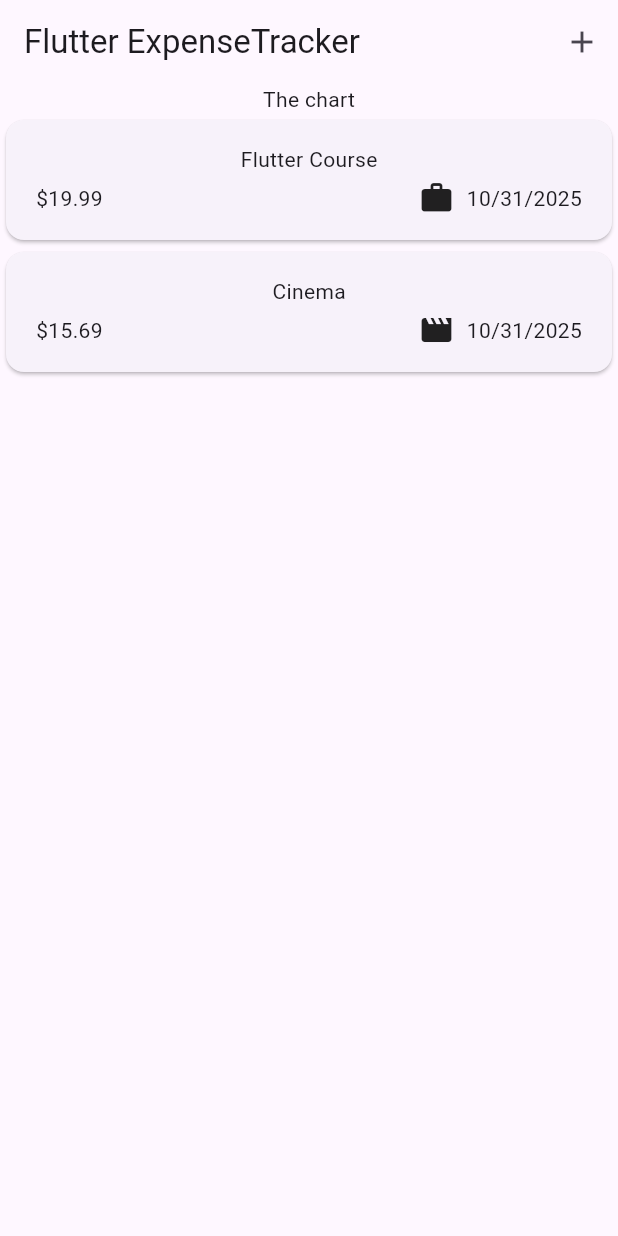
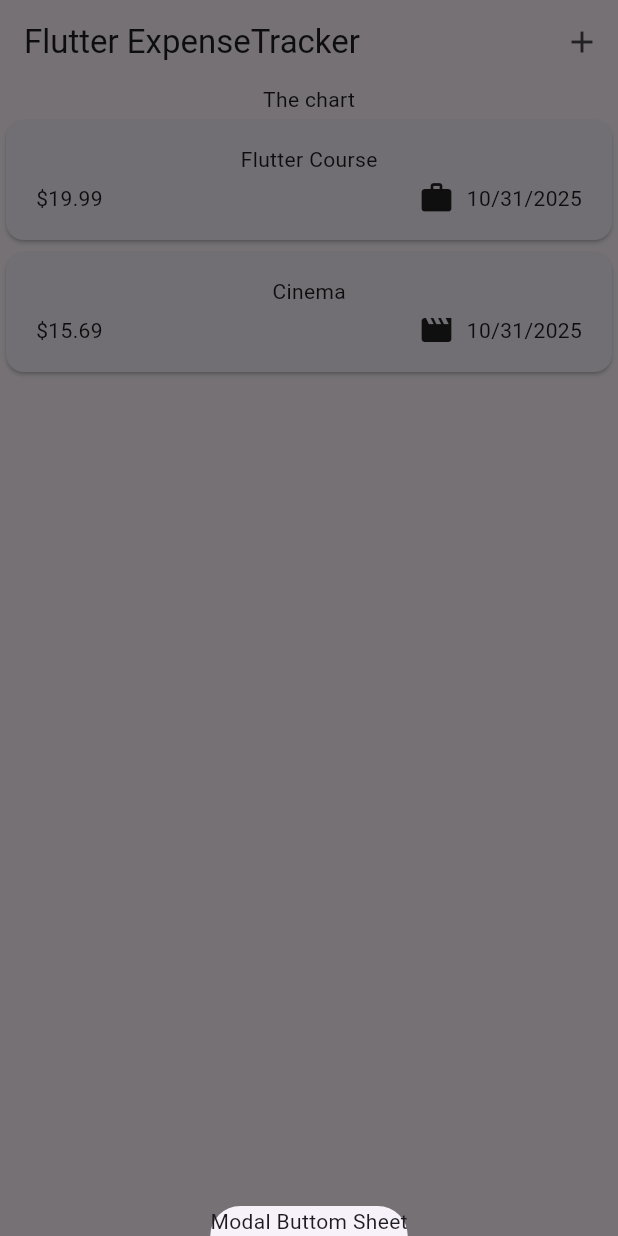
Before and after one commit to Ali-Faal9573/Expense-App, a Flutter app: the screen it shows after launch, after a tap on the "add" icon, on a phone screen of 412 x 824 dp. Run offline on Flutter 3.47's test engine with Material 3 defaults, Android fonts, the phone set to English and light mode, and no system bars.

Commit message:
add a basic modal for adding new expenses

```diff
--- a/lib/widgets/expenses.dart
+++ b/lib/widgets/expenses.dart
@@ -26,12 +26,24 @@ class _ExpensesState extends State<Expenses> {
     ),
   ];
 
+  void _openAddExpenseOverlay() {
+    showModalBottomSheet(
+      context: context,
+      builder: (ctx) => const Text('Modal Buttom Sheet'),
+    );
+  }
+
   @override
   Widget build(BuildContext context) {
     return Scaffold(
       appBar: AppBar(
         title: Text('Flutter ExpenseTracker'),
-        actions: [IconButton(onPressed: () {}, icon: const Icon(Icons.add))],
+        actions: [
+          IconButton(
+            onPressed: _openAddExpenseOverlay,
+            icon: const Icon(Icons.add),
+          ),
+        ],
       ),
       body: Column(
         children: [
```
